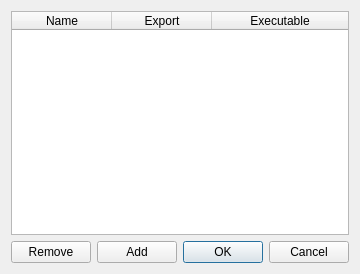
Qt form data/plugins/external/config.ui (mbasaglia/Knotter) before a commit.
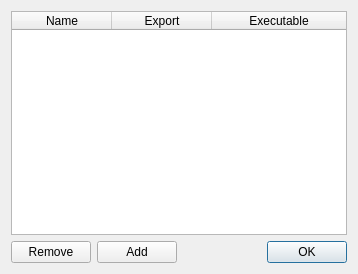
The same form after that commit. Icons and pictures are not drawn.

```diff
--- a/data/plugins/external/config.ui
+++ b/data/plugins/external/config.ui
@@ -6,7 +6,7 @@
    <rect>
     <x>0</x>
     <y>0</y>
-    <width>345</width>
+    <width>358</width>
     <height>274</height>
    </rect>
   </property>
@@ -73,7 +73,7 @@
         <enum>Qt::Horizontal</enum>
        </property>
        <property name="standardButtons">
-        <set>QDialogButtonBox::Cancel|QDialogButtonBox::Ok</set>
+        <set>QDialogButtonBox::Ok</set>
        </property>
       </widget>
      </item>
```
Left out of the diff: 8 changed lines with no effect on the pictures.
